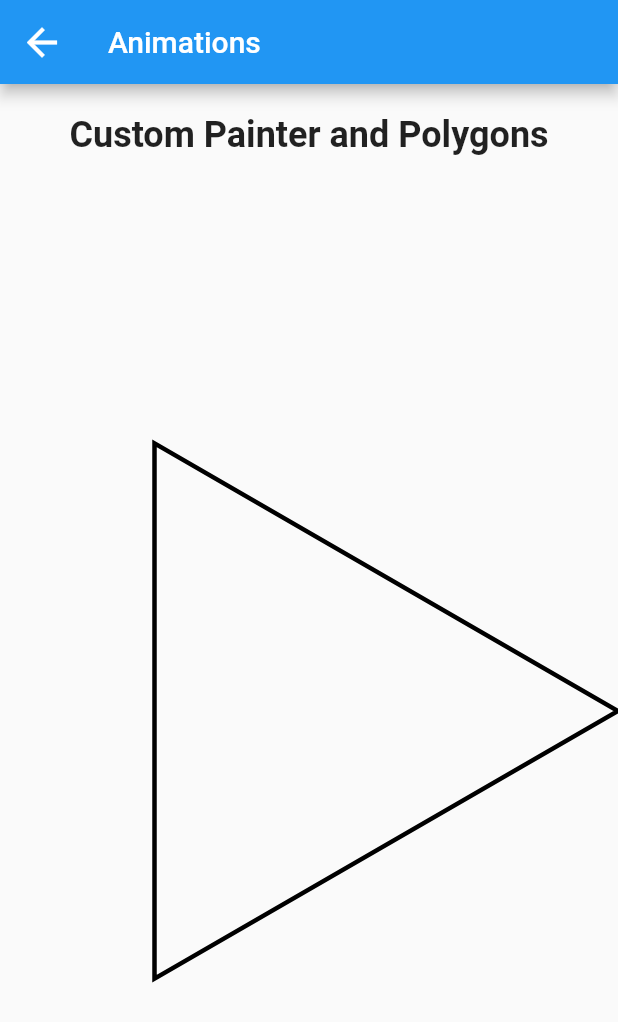
After one commit to alxayeed/flutter-animation-graphics, a Flutter app: the CustomPainterScreen screen opened directly, on a phone screen of 412 x 824 dp. The commit adds this screen. Shown: the top 1022 px of the screen. Run offline on Flutter 3.47's test engine with Material 2 defaults, Android fonts, the phone set to English and light mode, and no system bars.

Commit message:
Add: polygon painted with custom paint

```diff
--- a/lib/main.dart
+++ b/lib/main.dart
@@ -1,6 +1,7 @@
 import 'package:animation_graphics/screens/3d_animation.dart';
 import 'package:animation_graphics/screens/animated_builder.dart';
 import 'package:animation_graphics/screens/chained_animation_screen.dart';
+import 'package:animation_graphics/screens/custom_painter_screen.dart';
 import 'package:animation_graphics/screens/hero_animation_screen.dart';
 import 'package:animation_graphics/screens/implicit_animation.dart';
 import 'package:animation_graphics/screens/tween_animation_builder_screen.dart';
@@ -42,6 +43,10 @@ class MainApp extends StatelessWidget {
       {
         "name":  "Tween Animation Builder",
         "screen": TweenAnimationBuilderScreen()
+      },
+      {
+        "name":  "Custom painter and polygons",
+        "screen": CustomPainterScreen()
       },
     ];
     return MaterialApp(
--- /dev/null
+++ b/lib/screens/custom_painter_screen.dart
@@ -0,0 +1,95 @@
+import 'package:flutter/material.dart';
+import 'dart:math' show pi, sin, cos;
+
+class CustomPainterScreen extends StatefulWidget {
+  const CustomPainterScreen({Key? key}) : super(key: key);
+
+  @override
+  State<CustomPainterScreen> createState() => _CustomPainterScreenState();
+}
+
+class _CustomPainterScreenState extends State<CustomPainterScreen> {
+  @override
+  Widget build(BuildContext context) {
+    return Scaffold(
+      appBar: AppBar(
+        title: const Text("Animations"),
+        leading: IconButton(
+          icon: const Icon(Icons.arrow_back),
+          iconSize: 30.0,
+          onPressed: () {
+            Navigator.pop(context);
+          },
+        ),
+      ),
+      body: Column(
+        crossAxisAlignment: CrossAxisAlignment.center,
+        children: [
+          const SizedBox(height: 20.0),
+          const Center(
+            child: Text(
+              'Custom Painter and Polygons',
+              style: TextStyle(
+                fontSize: 24.0,
+                fontWeight: FontWeight.bold,
+              ),
+            ),
+          ),
+          const SizedBox(height: 20.0),
+          Expanded(
+            child: CustomPaint(
+              painter: Polygon(sides: 3),
+              child: SizedBox(
+                height: MediaQuery.of(context).size.height,
+                width: MediaQuery.of(context).size.width,
+              ),
+            ),
+          ),
+        ],
+      ),
+    );
+  }
+}
+
+class Polygon extends CustomPainter {
+  final int sides;
+
+  Polygon({required this.sides});
+
+  @override
+  void paint(Canvas canvas, Size size) {
+    var paint = Paint()
+    ..color = Colors.black
+      ..style = PaintingStyle.stroke
+    ..strokeCap = StrokeCap.round
+    ..strokeWidth = 3;
+
+    var path = Path();
+
+    final center = Offset(size.width / 2, size.height / 2);
+    double angle = (2 * pi) / sides;
+    final radius = size.width / 2;
+
+    final x = center.dx + radius * cos(0);
+    final y = center.dy + radius * sin(0);
+
+    path.moveTo(x, y);
+
+    List<double> angles = List.generate(sides, (index) => index * angle);
+
+    for (angle in angles){
+      final x = center.dx + radius * cos(angle);
+      final y = center.dy + radius * sin(angle);
+
+      path.lineTo(x, y);
+    }
+
+    path.close();
+    canvas.drawPath(path, paint);
+
+  }
+
+  @override
+  bool shouldRepaint(covariant CustomPainter oldDelegate) =>
+      oldDelegate is Polygon && oldDelegate.sides != sides;
+}
```
